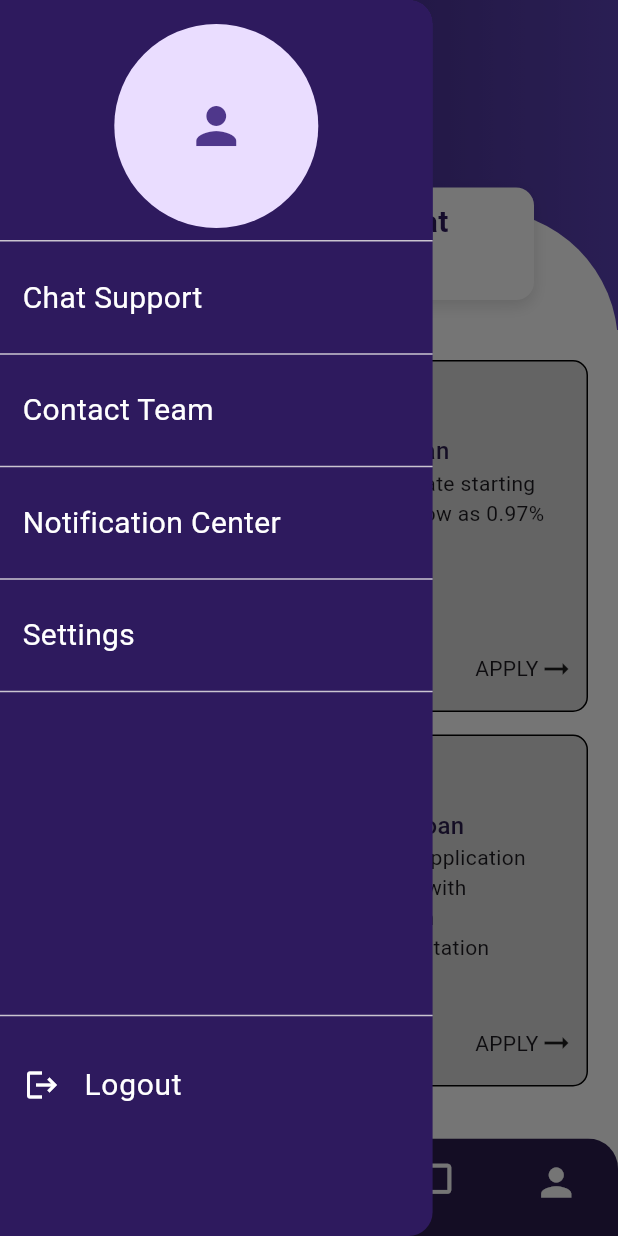
After one commit to iamadi1718/meerut_skill, a Flutter app: the Applypage screen opened directly, after a tap on the "menu" icon, on a phone screen of 412 x 824 dp. The commit adds this screen. Run offline on Flutter 3.47's test engine with Material 3 defaults, Android fonts, the phone set to English and light mode, and no system bars.

Commit message:
Added new files

```diff
--- /dev/null
+++ b/lib/Drawer/Drawer.dart
@@ -0,0 +1,93 @@
+import 'package:flutter/material.dart';
+import 'package:meerut_skill/profilescreen/Profilepage.dart';
+
+class DrawerPage extends StatelessWidget {
+  const DrawerPage({super.key});
+
+  @override
+  Widget build(BuildContext context) {
+    return Drawer(
+        width: MediaQuery.of(context).size.width * 0.70,
+        backgroundColor: Color(0xFF2E1A5E),
+        child: ListView(
+          padding: EdgeInsets.zero,
+          children: [
+            DrawerHeader(
+              decoration: BoxDecoration(color: Color(0xFF2E1A5E)),
+              child: InkWell(
+                onTap: () {
+                  Navigator.push(
+                    context,
+                    MaterialPageRoute(builder: (context) => Profilepage()),
+                  );
+                },
+                child: CircleAvatar(
+                  radius: 25,
+
+                  child: Icon(Icons.person, size: 40),
+                ),
+              ),
+            ),
+
+            Padding(
+              padding: EdgeInsets.all(15),
+              child: InkWell(
+                onTap: () {},
+                child: Text(
+                  'Chat Support',
+                  style: TextStyle(color: Colors.white, fontSize: 20),
+                ),
+              ),
+            ),
+
+            Divider(),
+            Padding(
+              padding: EdgeInsets.all(15),
+              child: InkWell(
+                onTap: () {},
+                child: Text(
+                  'Contact Team',
+                  style: TextStyle(color: Colors.white, fontSize: 20),
+                ),
+              ),
+            ),
+
+            Divider(),
+            Padding(
+              padding: EdgeInsets.all(15),
+              child: InkWell(
+                onTap: () {},
+                child: Text(
+                  'Notification Center',
+                  style: TextStyle(color: Colors.white, fontSize: 20),
+                ),
+              ),
+            ),
+            Divider(),
+            Padding(
+              padding: EdgeInsets.all(15),
+              child: InkWell(
+                onTap: () {},
+                child: Text(
+                  'Settings',
+                  style: TextStyle(color: Colors.white, fontSize: 20),
+                ),
+              ),
+            ),
+            Divider(),
+            SizedBox(height: 200),
+            Divider(),
+            SizedBox(height: 10),
+            ListTile(
+              leading: Icon(Icons.logout, color: Colors.white),
+              title: Text(
+                "Logout",
+                style: TextStyle(color: Colors.white, fontSize: 20),
+              ),
+              onTap: () {},
+            ),
+          ],
+        ),
+      ) ;
+  }
+}
--- /dev/null
+++ b/lib/applypage/Applypage.dart
@@ -0,0 +1,179 @@
+import 'package:flutter/material.dart';
+import 'package:meerut_skill/Drawer/Drawer.dart';
+import 'package:meerut_skill/customwidgets/ApplyCards/ApplyCards.dart';
+import 'package:meerut_skill/profilescreen/Profilepage.dart';
+
+class Applypage extends StatelessWidget {
+  const Applypage({super.key});
+
+  @override
+  Widget build(BuildContext context) {
+    return Scaffold(
+      drawer: DrawerPage(),
+      backgroundColor: Colors.white,
+      body: SingleChildScrollView(
+        child: Column(
+          children: [
+            Stack(
+              clipBehavior: Clip.none,
+              children: [
+                // Purple Header
+                Container(
+                  height: 220,
+                  width: double.infinity,
+                  decoration: const BoxDecoration(
+                    gradient: LinearGradient(
+                      colors: [Color(0xFF2E1A5E), Color(0xFF5B42B6)],
+                    ),
+                  ),
+                ),
+
+                // Menu Icon
+                Positioned(
+                  top: 50,
+                  left: 20,
+                  child: Builder(
+                    builder:
+                        (context) => IconButton(
+                          icon: const Icon(
+                            Icons.menu,
+                            color: Colors.white,
+                            size: 30,
+                          ),
+                          onPressed: () {
+                            Scaffold.of(context).openDrawer();
+                          },
+                        ),
+                  ),
+                ),
+
+                // White Curved Section
+                Positioned(
+                  top: 140,
+                  left: 0,
+                  right: 0,
+                  child: Container(
+                    height: 200,
+                    decoration: const BoxDecoration(
+                      color: Colors.white,
+                      borderRadius: BorderRadius.vertical(
+                        top: Radius.circular(90),
+                      ),
+                    ),
+                  ),
+                ),
+
+                // Floating Quick Stats Card
+                Positioned(
+                  top: 125,
+                  left: 0,
+                  right: 0,
+                  child: Center(
+                    child: Container(
+                      width: 300,
+                      height: 75,
+                      decoration: BoxDecoration(
+                        color: Colors.white,
+                        borderRadius: BorderRadius.circular(12),
+                        boxShadow: const [
+                          BoxShadow(
+                            color: Colors.black12,
+                            blurRadius: 8,
+                            offset: Offset(0, 4),
+                          ),
+                        ],
+                      ),
+                      child: const Center(
+                        child: Text(
+                          "Apply for Loans that \nfits you best",
+                          textAlign: TextAlign.center,
+                          style: TextStyle(
+                            fontSize: 20,
+                            fontWeight: FontWeight.bold,
+                            color: Color(0xFF2E1A5E),
+                          ),
+                        ),
+                      ),
+                    ),
+                  ),
+                ),
+              ],
+            ),
+            Padding(
+              padding: EdgeInsets.all(20),
+              child: GridView.count(
+                shrinkWrap: true,
+                physics: NeverScrollableScrollPhysics(),
+                crossAxisCount: 2,
+                crossAxisSpacing: 20,
+                mainAxisSpacing: 15,
+                childAspectRatio: 0.75,
+                children: [
+                  Applycards(
+                    icons: Icons.bookmark,
+                    text: 'Personal Loan',
+                    desc: 'Up to 10 Lakh\n rupees, with instant\n approval',
+                  ),
+                  Applycards(
+                    icons: Icons.all_inbox_outlined,
+                    text: 'Gold Loan',
+                    desc:
+                        'Interest rate starting\n with as low as 0.97%\n monthly',
+                  ),
+                  Applycards(
+                    icons: Icons.work_outline,
+                    text: 'Business Loan',
+                    desc:
+                        'Attractive interest\n rates, flexible\n repayment tenure,\n and ownership\n benefits',
+                  ),
+                  Applycards(
+                    icons: Icons.home,
+                    text: 'Home Loan',
+                    desc:
+                        'Smooth application\n process with\n minimum\n documentation',
+                  ),
+                ],
+              ),
+            ),
+          ],
+        ),
+      ),
+      bottomNavigationBar: ClipRRect(
+        borderRadius: const BorderRadius.only(
+          topLeft: Radius.circular(20),
+          topRight: Radius.circular(20),
+        ),
+        child: BottomNavigationBar(
+          type: BottomNavigationBarType.fixed,
+          backgroundColor: const Color(0xFF2B1D4F),
+          selectedItemColor: Colors.white,
+          unselectedItemColor: Colors.white,
+          showSelectedLabels: false,
+          showUnselectedLabels: false,
+          items: const [
+            BottomNavigationBarItem(
+              icon: Icon(Icons.document_scanner_outlined, size: 30),
+              label: '',
+            ),
+            BottomNavigationBarItem(
+              icon: Icon(Icons.notifications_none_rounded, size: 30),
+              label: '',
+            ),
+            BottomNavigationBarItem(
+              icon: Icon(Icons.home_outlined, size: 30),
+              label: '',
+            ),
+            BottomNavigationBarItem(
+              icon: Icon(Icons.chat_bubble_outline_rounded, size: 30),
+              label: '',
+            ),
+            BottomNavigationBarItem(
+              icon: Icon(Icons.person, size: 30),
+              label: '',
+            ),
+          ],
+        ),
+      ),
+    );
+  }
+}
--- /dev/null
+++ b/lib/customwidgets/ApplyCards/ApplyCards.dart
@@ -0,0 +1,52 @@
+import 'package:flutter/material.dart';
+
+class Applycards extends StatelessWidget {
+  const Applycards({
+    super.key,
+    required this.icons,
+    required this.text,
+    required this.desc,
+  });
+  final IconData icons;
+  final String text;
+  final String desc;
+
+  @override
+  Widget build(BuildContext context) {
+    return Container(
+      padding: EdgeInsets.symmetric(vertical: 16, horizontal: 8),
+
+      width: 180,
+      decoration: BoxDecoration(
+        color: Color(0xffd9d9d9),
+        borderRadius: BorderRadius.circular(10),
+        border: Border.all(width: 1),
+      ),
+      child: Column(
+        crossAxisAlignment: CrossAxisAlignment.start,
+        children: [
+          Icon(icons, color: Color(0xff2b1d4f), size: 32.0),
+          Text(
+            text,
+            style: TextStyle(
+              color: Color(0xff2b1d4f),
+              fontSize: 16,
+              fontWeight: FontWeight.w500,
+            ),
+          ),
+          Expanded(child: Text(desc)),
+          SizedBox(height: 30),
+          InkWell(
+            onTap: () {
+
+            },
+            child: Row(
+              mainAxisAlignment: MainAxisAlignment.end,
+              children: [Text('APPLY'), Icon(Icons.arrow_right_alt)],
+            ),
+          ),
+        ],
+      ),
+    );
+  }
+}
--- /dev/null
+++ b/lib/customwidgets/BuildItem/buildItem.dart
@@ -0,0 +1,24 @@
+import 'package:flutter/material.dart';
+
+Widget buildItem(IconData icon, String title, VoidCallback onTaps) {
+  return InkWell(
+    onTap: onTaps,
+    child: Column(
+      mainAxisAlignment: MainAxisAlignment.center,
+      children: [
+        Icon(icon, size: 35, color: Colors.black87),
+
+        const SizedBox(height: 8),
+
+        Text(
+          title,
+          style: const TextStyle(
+            fontSize: 16,
+            fontWeight: FontWeight.w600,
+            color: Color(0xFF2D225A),
+          ),
+        ),
+      ],
+    ),
+  );
+}
--- a/lib/homepage/Homepage.dart
+++ b/lib/homepage/Homepage.dart
@@ -1,6 +1,9 @@
 import 'package:flutter/material.dart';
+import 'package:meerut_skill/Drawer/Drawer.dart';
+import 'package:meerut_skill/applypage/Applypage.dart';
 import 'package:meerut_skill/customwidgets/BuildBullet/buildBullet.dart';
 import 'package:meerut_skill/profilescreen/Profilepage.dart';
+import 'package:meerut_skill/customwidgets/BuildItem/buildItem.dart';
 
 class Homepage extends StatelessWidget {
   const Homepage({super.key});
@@ -8,86 +11,7 @@ class Homepage extends StatelessWidget {
   @override
   Widget build(BuildContext context) {
     return Scaffold(
-      drawer: Drawer(
-        width: MediaQuery.of(context).size.width * 0.70,
-        backgroundColor: Color(0xFF2E1A5E),
-        child: ListView(
-          padding: EdgeInsets.zero,
-          children: [
-            DrawerHeader(
-              decoration: BoxDecoration(color: Color(0xFF2E1A5E)),
-              child: InkWell(
-                onTap: () {
-                  Navigator.push(context, MaterialPageRoute(builder: (context)=>Profilepage()));
-                },
-                child: CircleAvatar(
-                  radius: 25,
-
-                  child: Icon(Icons.person, size: 40),
-                ),
-              ),
-            ),
-
-            Padding(
-              padding: EdgeInsets.all(15),
-              child: InkWell(
-                onTap: () {},
-                child: Text(
-                  'Chat Support',
-                  style: TextStyle(color: Colors.white, fontSize: 20),
-                ),
-              ),
-            ),
-
-            Divider(),
-            Padding(
-              padding: EdgeInsets.all(15),
-              child: InkWell(
-                onTap: () {},
-                child: Text(
-                  'Contact Team',
-                  style: TextStyle(color: Colors.white, fontSize: 20),
-                ),
-              ),
-            ),
-
-            Divider(),
-            Padding(
-              padding: EdgeInsets.all(15),
-              child: InkWell(
-                onTap: () {},
-                child: Text(
-                  'Notification Center',
-                  style: TextStyle(color: Colors.white, fontSize: 20),
-                ),
-              ),
-            ),
-            Divider(),
-            Padding(
-              padding: EdgeInsets.all(15),
-              child: InkWell(
-                onTap: () {},
-                child: Text(
-                  'Settings',
-                  style: TextStyle(color: Colors.white, fontSize: 20),
-                ),
-              ),
-            ),
-            Divider(),
-            SizedBox(height: 200),
-            Divider(),
-            SizedBox(height: 10),
-            ListTile(
-              leading: Icon(Icons.logout, color: Colors.white),
-              title: Text(
-                "Logout",
-                style: TextStyle(color: Colors.white, fontSize: 20),
-              ),
-              onTap: () {},
-            ),
-          ],
-        ),
-      ),
+      drawer: DrawerPage(),
       backgroundColor: Colors.white,
       body: SingleChildScrollView(
         child: Column(
@@ -187,13 +111,21 @@ class Homepage extends StatelessWidget {
                     child: Row(
                       children: [
                         Expanded(
-                          child: _buildItem(Icons.edit_outlined, "Apply"),
+                          child: buildItem(Icons.edit_outlined, "Apply", () {
+                            Navigator.push(
+                              context,
+                              MaterialPageRoute(
+                                builder: (context) => Applypage(),
+                              ),
+                            );
+                          }),
                         ),
                         Container(width: 1, color: Colors.deepPurple),
                         Expanded(
-                          child: _buildItem(
+                          child: buildItem(
                             Icons.check_circle_outline,
                             "Status",
+                            () {},
                           ),
                         ),
                       ],
@@ -206,11 +138,19 @@ class Homepage extends StatelessWidget {
                     child: Row(
                       children: [
                         Expanded(
-                          child: _buildItem(Icons.description_outlined, "Docs"),
+                          child: buildItem(
+                            Icons.description_outlined,
+                            "Docs",
+                            () {},
+                          ),
                         ),
                         Container(width: 1, color: Colors.deepPurple),
                         Expanded(
-                          child: _buildItem(Icons.send_outlined, "Inquire"),
+                          child: buildItem(
+                            Icons.send_outlined,
+                            "Inquire",
+                            () {},
+                          ),
                         ),
                       ],
                     ),
@@ -276,26 +216,3 @@ class Homepage extends StatelessWidget {
     );
   }
 }
-
-Widget _buildItem(IconData icon, String title) {
-  return InkWell(
-    onTap: () {},
-    child: Column(
-      mainAxisAlignment: MainAxisAlignment.center,
-      children: [
-        Icon(icon, size: 35, color: Colors.black87),
-
-        const SizedBox(height: 8),
-
-        Text(
-          title,
-          style: const TextStyle(
-            fontSize: 16,
-            fontWeight: FontWeight.w600,
-            color: Color(0xFF2D225A),
-          ),
-        ),
-      ],
-    ),
-  );
-}
```
